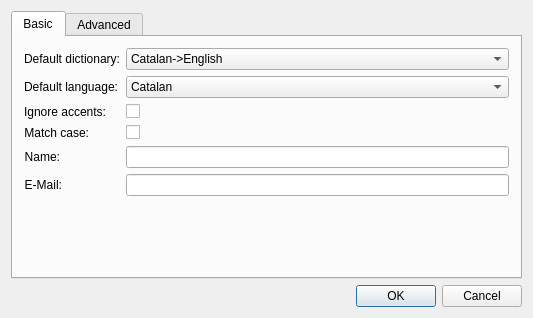
The window that gui/configure.ui (cpina/qdacco) describes before a commit, drawn with Qt 5.
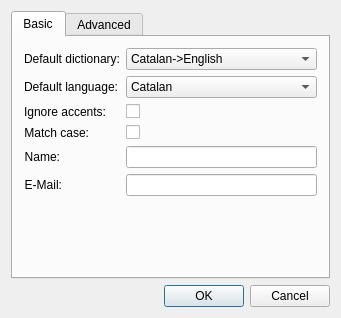
The same window after the commit. Icons and pictures are not drawn.

Commit message: Uses a bit smaller default size.

Diff of the .ui file:
```diff
--- a/gui/configure.ui
+++ b/gui/configure.ui
@@ -6,7 +6,7 @@
    <rect>
     <x>0</x>
     <y>0</y>
-    <width>533</width>
+    <width>341</width>
     <height>318</height>
    </rect>
   </property>
```
